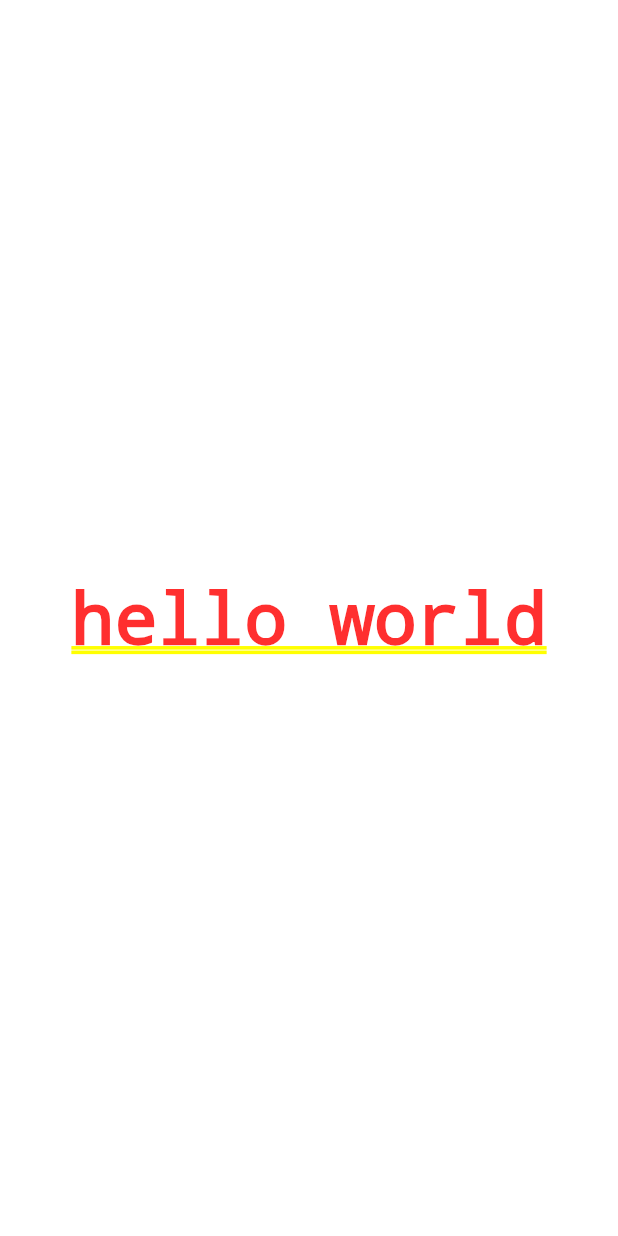
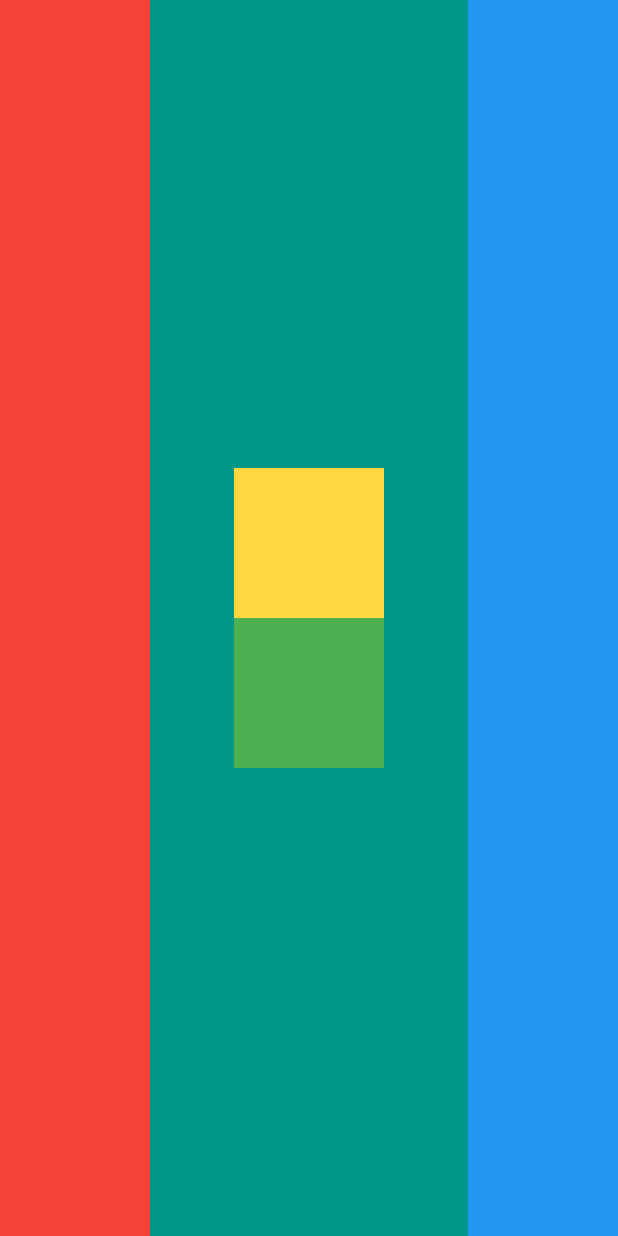
Before and after one commit to TienPhuc02/flutter-course-angela-yu, a Flutter app: the screen it shows after launch, on a phone screen of 412 x 824 dp. Run offline on Flutter 3.47's test engine with Material 2 defaults, Android fonts, the phone set to English and light mode, and no system bars.

Commit message:
challenge chapter 6

```diff
--- a/lib/main.dart
+++ b/lib/main.dart
@@ -3,14 +3,50 @@ import 'package:flutter/material.dart';
 //hàm main khởi điểm của ứng dụng
 //flutter cấu trúc code bởi 1 cây widget(tree widget)
 void main() {
-  runApp(
-    const MaterialApp(
-      home: Center(
-        child: Text("hello world"),
+  runApp(const MyApp());
+}
+
+class MyApp extends StatelessWidget {
+  const MyApp({super.key});
+
+  @override
+  Widget build(BuildContext context) {
+    return MaterialApp(
+      home: Scaffold(
+        backgroundColor: Colors.teal,
+        body: SafeArea(
+          child: Row(
+            crossAxisAlignment: CrossAxisAlignment.stretch,
+            mainAxisAlignment: MainAxisAlignment.spaceBetween,
+            children: <Widget>[
+              Container(
+                width: 100,
+                color: Colors.red,
+              ),
+              Column(
+                mainAxisAlignment: MainAxisAlignment.center,
+                children: <Widget>[
+                  Container(
+                    width: 100,
+                    height: 100,
+                    color: Colors.amberAccent,
+                  ),
+                  Container(
+                    width: 100,
+                    height: 100,
+                    color: Colors.green,
+                  ),
+                ],
+              ),
+              Container(width: 100, color: Colors.blue),
+            ],
+          ),
+        ),
       ),
-    ),
-  );
+    );
+  }
 }
+
 /*
 flutter nó hoạt động dựa trên widget(tiện ích) theo mô hình tree, ở đây là widget lớn nhất Material App,
 bên trong đó là widget Center chịu trách nhiệm bố trí màn hình giúp đặt 1 cái gì đó ở giữa các widget con (phần tử con) nằm ở giữa, ở đây có 1 widget con là
```
